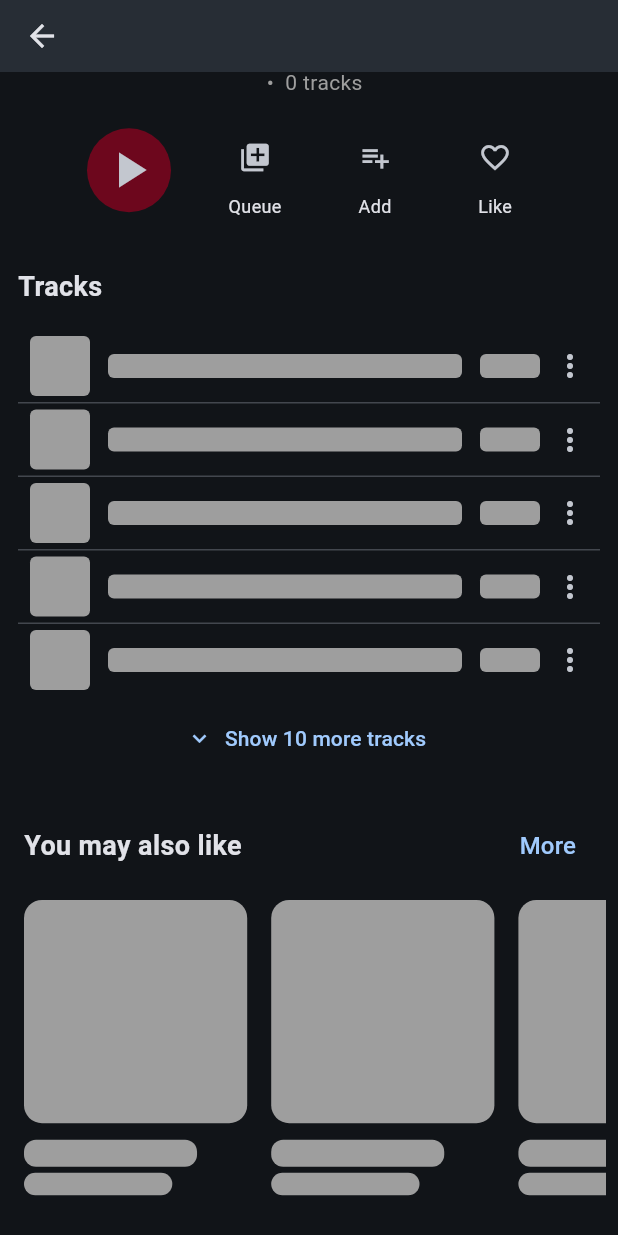
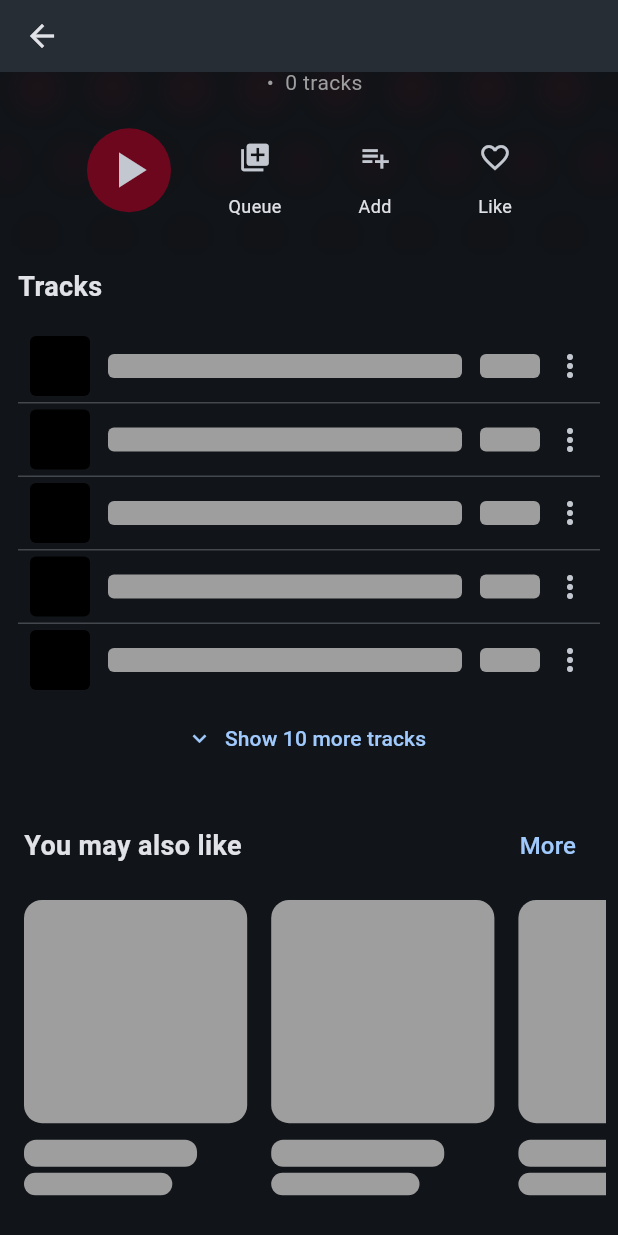
Before and after one commit to madenvel/KalinkaApp, a Flutter app: the TracksBrowseView screen opened directly with empty values, scrolled down 290 dp, on a phone screen of 412 x 824 dp. Run offline on Flutter 3.47's test engine with Material 3 defaults, Android fonts, the phone set to English and light mode, and no system bars; our stand-ins replace cached_network_image, carousel_slider, dio, flutter_cache_manager, logger, package_info_plus and 2 more; missing offline and left inert: bonsoir; accounts and stored records are empty; network calls fail.

Commit message:
Update background for browse view and fix placeholder shape for artist.

```diff
--- a/lib/bottom_menu.dart
+++ b/lib/bottom_menu.dart
@@ -9,12 +9,14 @@ import 'package:kalinka/kalinkaplayer_proxy.dart';
 
 class BottomMenu extends StatelessWidget {
   final BrowseItem browseItem;
+  final BuildContext parentContext;
   final bool showPlay;
   final bool showAddToQueue;
 
   const BottomMenu(
       {super.key,
       required this.browseItem,
+      required this.parentContext,
       this.showPlay = true,
       this.showAddToQueue = true});
 
@@ -69,7 +71,7 @@ class BottomMenu extends StatelessWidget {
                 onTap: () {
                   Navigator.pop(context);
                   Navigator.push(
-                      context,
+                      parentContext,
                       MaterialPageRoute(
                           builder: (context) => AddToPlaylist(
                                 items: BrowseItemsList(0, 1, 1, [browseItem]),
@@ -113,7 +115,7 @@ class BottomMenu extends StatelessWidget {
                     if (context.mounted) {
                       Navigator.pop(context);
                       Navigator.push(
-                          context,
+                          parentContext,
                           MaterialPageRoute(
                               builder: (context) =>
                                   TracksBrowseView(browseItem: item)));
--- a/lib/browse_item_card.dart
+++ b/lib/browse_item_card.dart
@@ -55,6 +55,7 @@ class BrowseItemCard extends StatelessWidget {
             textVertLeading: textVertLeading,
             textVertTrailing: textVertTrailing,
             aspectRatio: 1.0 / imageAspectRatio,
+            circle: item?.browseType == 'artist',
             contentPadding: EdgeInsets.all(contentPadding),
             constraints: constraints,
             onTap: () => onTap?.call(item!))
--- a/lib/library.dart
+++ b/lib/library.dart
@@ -180,13 +180,16 @@ class _LibraryState extends State<Library> {
                   trailing: IconButton(
                       icon: const Icon(Icons.more_vert),
                       onPressed: () {
+                        final parentContext = context;
                         showModalBottomSheet(
                             context: context,
                             showDragHandle: true,
                             useRootNavigator: true,
                             scrollControlDisabledMaxHeightRatio: 0.4,
                             builder: (context) {
-                              return BottomMenu(browseItem: browseItems[index]);
+                              return BottomMenu(
+                                  parentContext: parentContext,
+                                  browseItem: browseItems[index]);
                             });
                       }));
             },
--- a/lib/list_card.dart
+++ b/lib/list_card.dart
@@ -7,13 +7,15 @@ class ImagePlaceholder extends StatelessWidget {
   final double? height;
   final double borderRadius;
   final Color color;
+  final bool circle;
 
   const ImagePlaceholder(
       {super.key,
       this.width,
       this.height,
       this.borderRadius = 12.0,
-      this.color = Colors.grey});
+      this.circle = false,
+      this.color = Colors.black});
 
   @override
   Widget build(BuildContext context) {
@@ -22,7 +24,8 @@ class ImagePlaceholder extends StatelessWidget {
       height: height,
       decoration: BoxDecoration(
         color: color,
-        borderRadius: BorderRadius.circular(borderRadius),
+        borderRadius: circle ? null : BorderRadius.circular(borderRadius),
+        shape: circle ? BoxShape.circle : BoxShape.rectangle,
       ),
     );
   }
@@ -39,6 +42,7 @@ class ImageCard extends StatelessWidget {
   final BoxConstraints constraints;
   final EdgeInsets contentPadding;
   final double aspectRatio;
+  final bool circle;
   final GestureTapCallback? onTap;
 
   const ImageCard(
@@ -53,7 +57,8 @@ class ImageCard extends StatelessWidget {
       this.textVertTrailing,
       this.contentPadding = const EdgeInsets.all(8.0),
       required this.constraints,
-      this.aspectRatio = 1.0});
+      this.aspectRatio = 1.0,
+      this.circle = false});
 
   @override
   Widget build(BuildContext context) {
@@ -77,7 +82,11 @@ class ImageCard extends StatelessWidget {
                         fit: BoxFit.cover,
                         imageBuilder: (context, imageProvider) => Container(
                               decoration: BoxDecoration(
-                                borderRadius: BorderRadius.circular(12),
+                                shape: circle
+                                    ? BoxShape.circle
+                                    : BoxShape.rectangle,
+                                borderRadius:
+                                    circle ? null : BorderRadius.circular(12),
                                 image: DecorationImage(
                                   image: imageProvider,
                                   fit: BoxFit.cover,
@@ -85,7 +94,7 @@ class ImageCard extends StatelessWidget {
                               ),
                             ),
                         placeholder: (context, url) =>
-                            const ImagePlaceholder())),
+                            ImagePlaceholder(circle: circle))),
               const Spacer(),
               if (title != null && subtitle != null)
                 Column(crossAxisAlignment: CrossAxisAlignment.start, children: [
@@ -214,6 +223,7 @@ class PlaceholderCard extends StatelessWidget {
   final BoxConstraints constraints;
   final double aspectRatio;
   final bool roomForText;
+  final bool circle;
 
   const PlaceholderCard(
       {super.key,
@@ -222,6 +232,7 @@ class PlaceholderCard extends StatelessWidget {
       this.contentPadding = const EdgeInsets.all(8.0),
       this.aspectRatio = 1.0,
       required this.constraints,
+      this.circle = false,
       this.roomForText = true});
 
   @override
@@ -239,7 +250,8 @@ class PlaceholderCard extends StatelessWidget {
                 child: Container(
                   decoration: BoxDecoration(
                     color: Colors.grey,
-                    borderRadius: BorderRadius.circular(12),
+                    borderRadius: circle ? null : BorderRadius.circular(12),
+                    shape: circle ? BoxShape.circle : BoxShape.rectangle,
                   ),
                 ),
               ),
@@ -254,7 +266,8 @@ class PlaceholderCard extends StatelessWidget {
                       height: 18,
                       decoration: BoxDecoration(
                         color: Colors.grey,
-                        borderRadius: BorderRadius.circular(8),
+                        borderRadius: circle ? null : BorderRadius.circular(8),
+                        shape: circle ? BoxShape.circle : BoxShape.rectangle,
                       ),
                     ),
                     const SizedBox(height: 4),
--- a/lib/search.dart
+++ b/lib/search.dart
@@ -194,13 +194,15 @@ class _SearchState extends State<Search> {
               trailing: IconButton(
                   icon: const Icon(Icons.more_vert),
                   onPressed: () {
+                    final parentContext = context;
                     showModalBottomSheet(
                         context: context,
                         showDragHandle: true,
                         useRootNavigator: true,
                         scrollControlDisabledMaxHeightRatio: 0.4,
                         builder: (context) {
-                          return BottomMenu(browseItem: item);
+                          return BottomMenu(
+                              parentContext: parentContext, browseItem: item);
                         });
                   }));
         });
--- a/lib/tracks_browse_view.dart
+++ b/lib/tracks_browse_view.dart
@@ -14,6 +14,7 @@ import 'package:kalinka/data_provider.dart'
 import 'package:kalinka/favorite_button.dart';
 import 'package:kalinka/kalinkaplayer_proxy.dart' show KalinkaPlayerProxy;
 import 'package:kalinka/list_card.dart';
+import 'package:kalinka/polka_dot_painter.dart';
 import 'package:kalinka/preview_section_card.dart' show PreviewSectionCard;
 import 'package:kalinka/soundwave.dart' show SoundwaveWidget;
 import 'package:provider/provider.dart';
@@ -115,25 +116,7 @@ class _TracksBrowseViewState extends State<TracksBrowseView> {
                 controller: _scrollController,
                 child: Column(
                   children: [
-                    Container(
-                      padding: EdgeInsets.only(
-                        left: 16.0,
-                        right: 16.0,
-                        top: MediaQuery.of(context).padding.top + 24.0,
-                        bottom: 24.0,
-                      ),
-                      child: Column(
-                        children: [
-                          if (albumImage != null)
-                            _buildAlbumCover(context, albumImage),
-                          Padding(
-                              padding: EdgeInsets.only(
-                                  left: 16.0, right: 16.0, top: 16.0),
-                              child: _buildAlbumInfo(context, name, subname)),
-                          _buildButtonsBar(context),
-                        ],
-                      ),
-                    ),
+                    _buildAlbumSection(context, albumImage, name, subname),
                     Padding(
                         padding: const EdgeInsets.symmetric(horizontal: 8.0),
                         child: _buildTracksList(context)),
@@ -145,6 +128,42 @@ class _TracksBrowseViewState extends State<TracksBrowseView> {
                 ),
               ),
             ));
+  }
+
+  Widget _buildAlbumSection(
+      BuildContext context, String? albumImage, String name, String subname) {
+    return
+        // Content (Album Cover, Info, Buttons)
+        Stack(children: [
+      Positioned.fill(
+        child: CustomPaint(
+          size: Size.infinite,
+          painter: PolkaDotPainter(
+            dotSize: 50,
+            spacing: 1.0,
+            dotColor: KalinkaColors.primaryButtonColor.withValues(alpha: 0.4),
+            sizeReductionFactor: 0.05,
+          ),
+        ),
+      ),
+      Padding(
+        padding: EdgeInsets.only(
+          left: 16.0,
+          right: 16.0,
+          top: MediaQuery.of(context).padding.top + 24.0,
+          bottom: 24.0,
+        ),
+        child: Column(
+          children: [
+            if (albumImage != null) _buildAlbumCover(context, albumImage),
+            Padding(
+                padding: EdgeInsets.only(left: 16.0, right: 16.0, top: 16.0),
+                child: _buildAlbumInfo(context, name, subname)),
+            _buildButtonsBar(context),
+          ],
+        ),
+      ),
+    ]);
   }
 
   Widget _buildAlbumCover(BuildContext context, String albumImage) {
@@ -363,12 +382,15 @@ class _TracksBrowseViewState extends State<TracksBrowseView> {
                       IconButton(
                         icon: const Icon(Icons.more_vert),
                         onPressed: () {
+                          final parentContext = context;
                           showModalBottomSheet(
                               context: context,
+                              useRootNavigator: true,
+                              isScrollControlled: false,
                               showDragHandle: true,
-                              scrollControlDisabledMaxHeightRatio: 0.5,
-                              builder: (context) =>
-                                  BottomMenu(browseItem: item));
+                              builder: (context) => BottomMenu(
+                                  parentContext: parentContext,
+                                  browseItem: item));
                         },
                         tooltip: 'More options',
                       ),
```
Also changed, not shown: lib/artist_browse_view.dart (+24 -4 lines), lib/main.dart (+5 -2 lines), lib/swipable_tabs.dart (+38 -28 lines).
